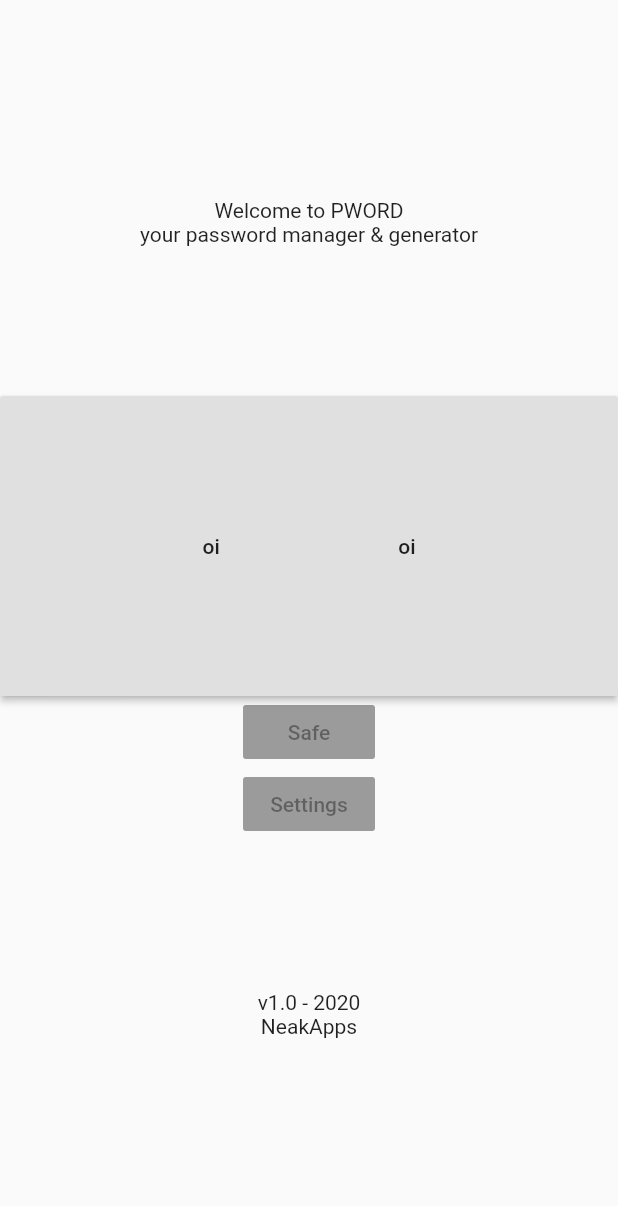
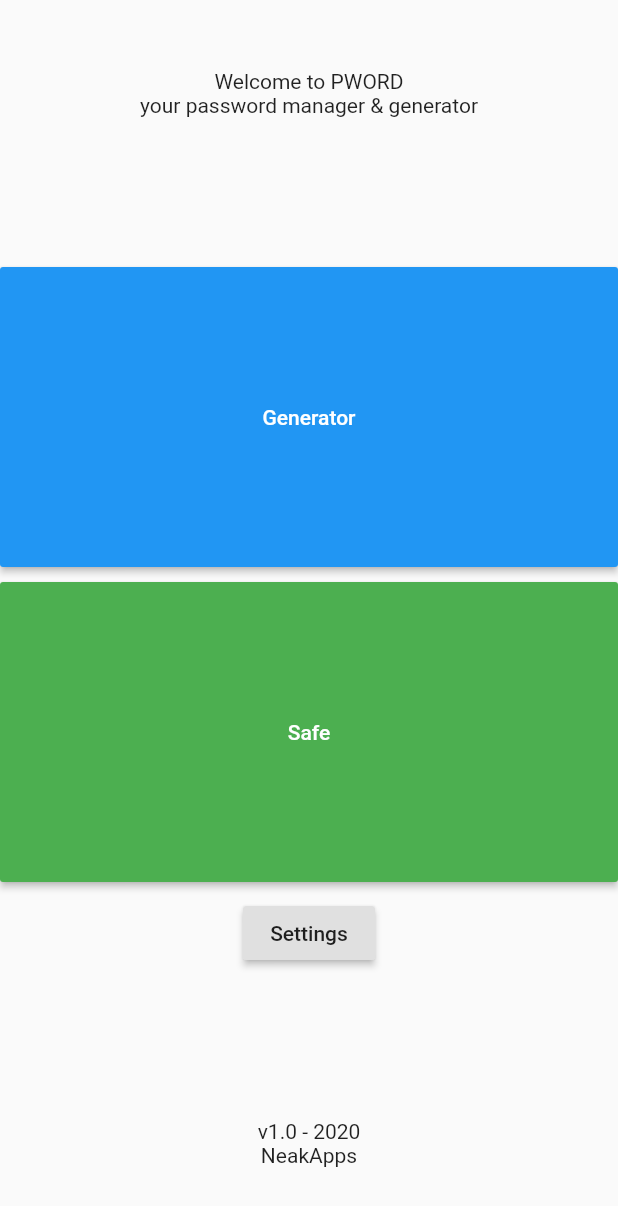
Before and after one commit to zawadneak/pword, a Flutter app: the screen it shows after launch, on a phone screen of 412 x 824 dp. Shown: the top 1206 px of the screen. Run offline on Flutter 3.47's test engine with Material 2 defaults, Android fonts, the phone set to English and light mode, and no system bars.

Commit message:
Screen navigation

```diff
--- a/lib/main.dart
+++ b/lib/main.dart
@@ -1,5 +1,8 @@
 import 'package:flutter/material.dart';
 import './pages/home.dart';
+import './pages/password.dart';
+import './pages/safe.dart';
+import './pages/settings.dart';
 
 void main() {
   runApp(App());
@@ -10,8 +13,14 @@ class App extends StatelessWidget {
   @override
   Widget build(BuildContext context) {
     return MaterialApp(
+      initialRoute: '/',
+      routes: {
+        '/': (context) => Main(),
+        '/password': (context) => Password(),
+        '/safe': (context) => Safe(),
+        '/settings': (context) => Settings(),
+      },
       title: 'pword',
-      home: Home(),
     );
   }
 }
--- a/lib/pages/home.dart
+++ b/lib/pages/home.dart
@@ -1,13 +1,22 @@
 import 'package:flutter/material.dart';
 import 'package:flutter/widgets.dart';
+import '../widgets/homeButton.dart';
 
-class Home extends StatelessWidget {
-  Function handleClick() {
-    print("oi");
-  }
-
+class Main extends StatelessWidget {
   @override
   Widget build(BuildContext context) {
+    void handleGenerator() {
+      Navigator.pushNamed(context, '/password');
+    }
+
+    void handleSafe() {
+      Navigator.pushNamed(context, '/safe');
+    }
+
+    void handleSettings() {
+      Navigator.pushNamed(context, '/settings');
+    }
+
     return Scaffold(
         body: Center(
             child: Column(
@@ -19,25 +28,10 @@ class Home extends StatelessWidget {
           padding: EdgeInsets.all(50.0),
           child: null,
         ),
+        HomeButton("Generator", "blue", handleGenerator),
+        HomeButton("Safe", "green", handleSafe),
         RaisedButton(
-          onPressed: handleClick,
-          child: Container(
-            child: Center(
-              child: Row(
-                mainAxisAlignment: MainAxisAlignment.spaceEvenly,
-                children: [Text('oi'), Text('oi')],
-              ),
-            ),
-            width: 400.0,
-            height: 200.0,
-          ),
-        ),
-        RaisedButton(
-          onPressed: null,
-          child: Text("Safe"),
-        ),
-        RaisedButton(
-          onPressed: null,
+          onPressed: handleSettings,
           child: Text("Settings"),
         ),
         Padding(
--- /dev/null
+++ b/lib/widgets/homeButton.dart
@@ -0,0 +1,35 @@
+import 'package:flutter/material.dart';
+
+class HomeButton extends StatelessWidget {
+  final String text;
+  final String colorType;
+  final Function handleClick;
+
+  HomeButton(this.text, this.colorType, this.handleClick);
+
+  @override
+  Widget build(BuildContext context) {
+    return Container(
+      margin: EdgeInsets.only(bottom: 10),
+      child: RaisedButton(
+        color: this.colorType == 'blue' ? Colors.blue : Colors.green,
+        onPressed: handleClick,
+        child: Container(
+          child: Center(
+            child: Row(
+              mainAxisAlignment: MainAxisAlignment.spaceEvenly,
+              children: [
+                Text(
+                  '$text',
+                  style: TextStyle(color: Colors.white),
+                )
+              ],
+            ),
+          ),
+          width: 400.0,
+          height: 200.0,
+        ),
+      ),
+    );
+  }
+}
```
Also changed, not shown: lib/pages/password.dart (added, +23 -0 lines), lib/pages/safe.dart (added, +23 -0 lines), lib/pages/settings.dart (added, +23 -0 lines).
